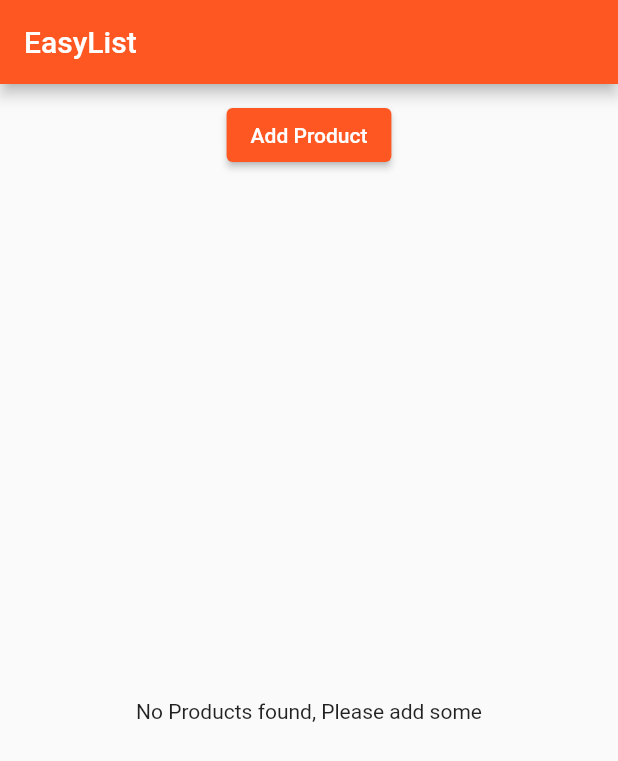
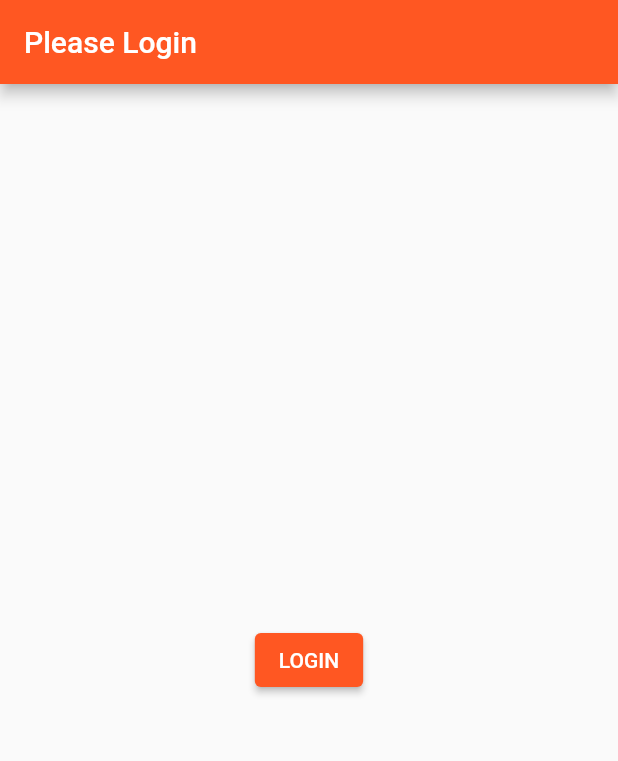
Before and after one commit to BNorelden/flutter_course, a Flutter app: the screen it shows after launch, on a phone screen of 412 x 824 dp. Shown: the top 761 px of the screen. Run offline on Flutter 3.47's test engine with Material 2 defaults, Android fonts, the phone set to English and light mode, and no system bars.

Commit message:
- added auth.d and that was home.d to products.d

```diff
--- a/lib/main.dart
+++ b/lib/main.dart
@@ -1,7 +1,8 @@
 import 'package:flutter/material.dart';
 import 'package:flutter/rendering.dart';
 
-import './pages/home.dart';
+import 'pages/products.dart';
+import 'pages/auth.dart';
 
 // main() {
 //   runApp(MyApp());
@@ -37,6 +38,6 @@
           cardColor:
               Colors.deepPurple, //did this instead of the accentColor for now
         ),
-        home: HomePage());
+        home: AuthPage());
   }
 }
--- /dev/null
+++ b/lib/pages/auth.dart
@@ -0,0 +1,26 @@
+import 'package:flutter/material.dart';
+import './products.dart';
+
+class AuthPage extends StatelessWidget {
+  @override
+  Widget build(BuildContext context) {
+    // TODO: implement build
+    return Scaffold(
+      appBar: AppBar(
+        title: const Text('Please Login'),
+      ),
+      body: Center(
+        child: ElevatedButton(
+          child: Text('LOGIN'),
+          onPressed: () => {
+            Navigator.pushReplacement(
+              context,
+              MaterialPageRoute(
+                  builder: (BuildContext context) => ProductsPage()),
+            )
+          },
+        ),
+      ), // startingProduct: 'Food Tester' => can use name argument or default as it is now
+    );
+  }
+}
--- a/lib/products.dart
+++ b/lib/products.dart
@@ -39,7 +39,6 @@
         ])
       ],
     ) //FlatButton Seems Deprecated so ElevatedButton Again
-
         );
   }
 
```
Also changed, not shown: lib/pages/product.dart (+9 -1 lines), lib/pages/products.dart (renamed from lib/pages/home.dart, +13 -2 lines), 1 other file.
